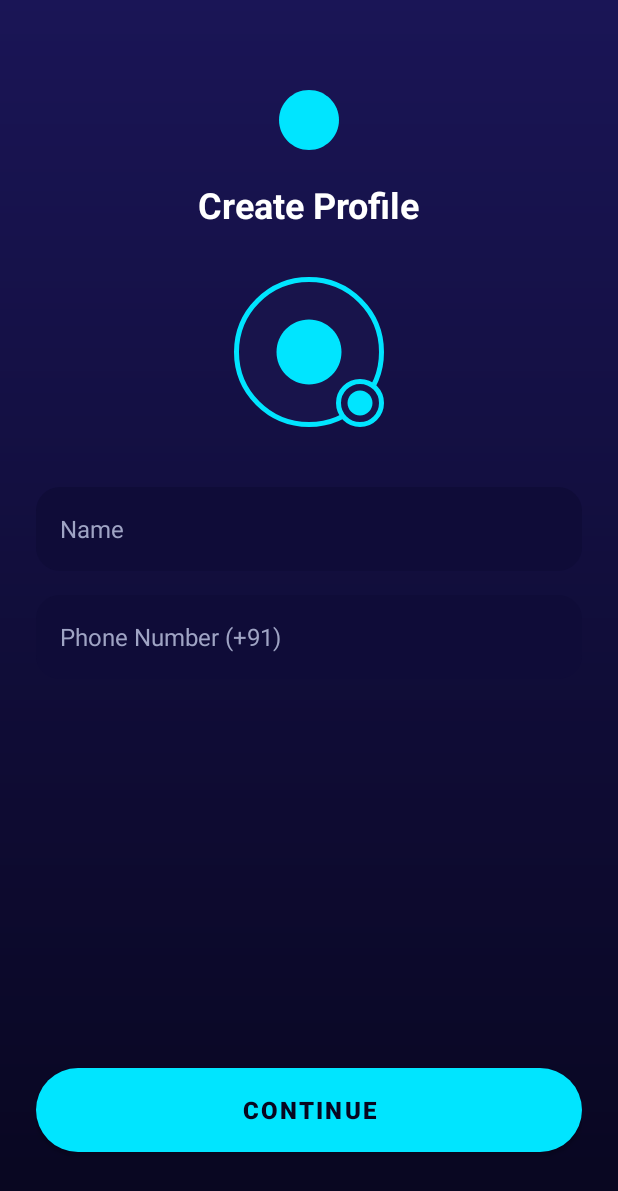
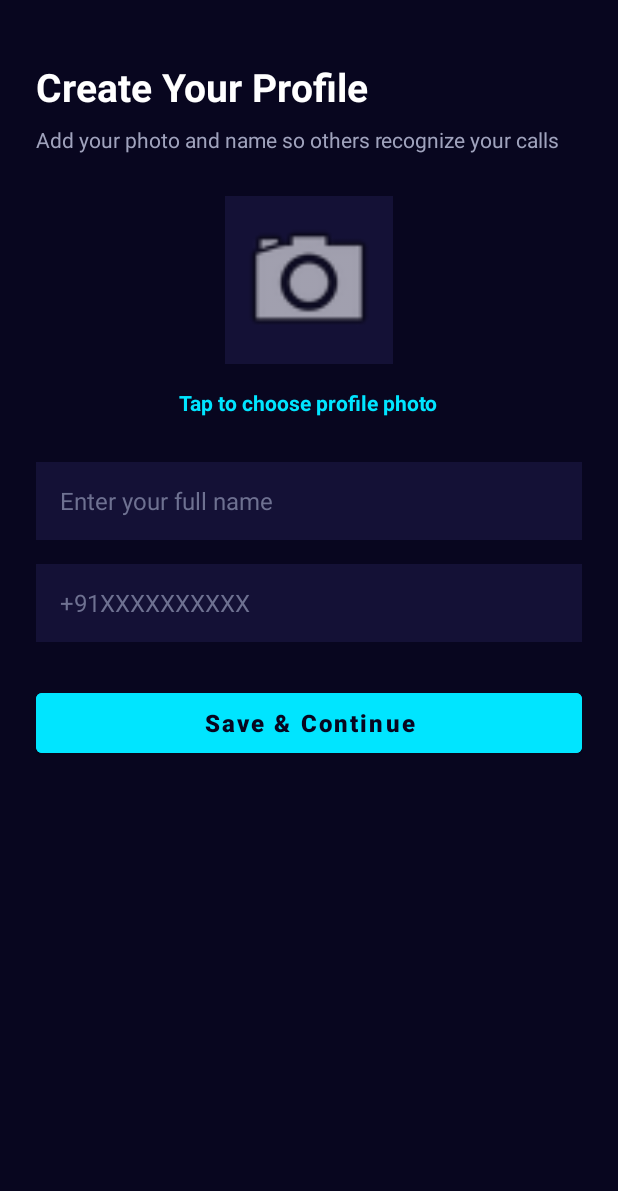
Before and after one commit to movieplayonion-byte/Calling, an Android app: the CreateProfileActivity screen opened directly, with no data from a screen before it, on a phone screen of 412 x 824 dp. Shown: the top 1191 px of the screen. Run offline under Robolectric (Android 15) with nearby library versions, the phone set to English and light mode, and no system bars.

Commit message:
Update layout for create profile screen
Refactor layout for create profile screen with new design elements and structure.

```diff
--- a/app/src/main/res/layout/activity_create_profile.xml
+++ b/app/src/main/res/layout/activity_create_profile.xml
@@ -1,125 +1,98 @@
 <?xml version="1.0" encoding="utf-8"?>
-<androidx.constraintlayout.widget.ConstraintLayout xmlns:android="http://schemas.android.com/apk/res/android"
-    xmlns:app="http://schemas.android.com/apk/res-auto"
+<ScrollView xmlns:android="http://schemas.android.com/apk/res/android"
     android:layout_width="match_parent"
     android:layout_height="match_parent"
-    android:background="@drawable/bg_dark_gradient"
-    android:padding="24dp">
+    android:background="#08061F"
+    android:fillViewport="true"
+    android:fitsSystemWindows="true">
 
-    <ImageView
-        android:id="@+id/ivLogoProfile"
-        android:layout_width="48dp"
-        android:layout_height="48dp"
-        android:layout_marginTop="32dp"
-        android:src="@drawable/ic_wprd_logo"
-        app:layout_constraintEnd_toEndOf="parent"
-        app:layout_constraintStart_toStartOf="parent"
-        app:layout_constraintTop_toTopOf="parent" />
+    <LinearLayout
+        android:layout_width="match_parent"
+        android:layout_height="wrap_content"
+        android:orientation="vertical"
+        android:padding="24dp"
+        android:gravity="center_horizontal">
 
-    <TextView
-        android:id="@+id/tvProfileTitle"
-        android:layout_width="wrap_content"
-        android:layout_height="wrap_content"
-        android:layout_marginTop="16dp"
-        android:text="Create Profile"
-        android:textColor="@color/text_white"
-        android:textSize="24sp"
-        android:textStyle="bold"
-        app:layout_constraintEnd_toEndOf="parent"
-        app:layout_constraintStart_toStartOf="parent"
-        app:layout_constraintTop_toBottomOf="@+id/ivLogoProfile" />
+        <TextView
+            android:id="@+id/tvCreateProfileTitle"
+            android:layout_width="match_parent"
+            android:layout_height="wrap_content"
+            android:text="Create Your Profile"
+            android:textColor="#FFFFFF"
+            android:textSize="26sp"
+            android:textStyle="bold"
+            android:layout_marginTop="16dp"
+            android:layout_marginBottom="8dp" />
 
-    <!-- Circular Profile Photo Picker -->
-    <FrameLayout
-        android:id="@+id/layoutAvatar"
-        android:layout_width="100dp"
-        android:layout_height="100dp"
-        android:layout_marginTop="32dp"
-        app:layout_constraintEnd_toEndOf="parent"
-        app:layout_constraintStart_toStartOf="parent"
-        app:layout_constraintTop_toBottomOf="@+id/tvProfileTitle">
+        <TextView
+            android:id="@+id/tvCreateProfileSubtitle"
+            android:layout_width="match_parent"
+            android:layout_height="wrap_content"
+            android:text="Add your photo and name so others recognize your calls"
+            android:textColor="#A0A3BD"
+            android:textSize="14sp"
+            android:layout_marginBottom="28dp" />
 
         <ImageView
-            android:id="@+id/ivAvatar"
-            android:layout_width="match_parent"
-            android:layout_height="match_parent"
-            android:background="@drawable/bg_circle_cyan_glow"
-            android:padding="24dp"
-            android:src="@drawable/ic_call" />
+            android:id="@+id/ivProfilePhoto"
+            android:layout_width="112dp"
+            android:layout_height="112dp"
+            android:background="#141136"
+            android:clickable="true"
+            android:focusable="true"
+            android:padding="6dp"
+            android:scaleType="centerCrop"
+            android:src="@android:drawable/ic_menu_camera"
+            android:contentDescription="Profile Photo"
+            android:layout_marginBottom="10dp" />
 
-        <ImageView
-            android:layout_width="32dp"
-            android:layout_height="32dp"
-            android:layout_gravity="bottom|end"
-            android:background="@drawable/bg_circle_cyan_glow"
+        <TextView
+            android:id="@+id/tvSelectPhoto"
+            android:layout_width="wrap_content"
+            android:layout_height="wrap_content"
             android:padding="6dp"
-            android:src="@drawable/ic_video" />
-    </FrameLayout>
-
-    <!-- Name Input -->
-    <LinearLayout
-        android:id="@+id/layoutNameInput"
-        android:layout_width="0dp"
-        android:layout_height="56dp"
-        android:layout_marginTop="40dp"
-        android:background="@drawable/bg_input_field"
-        android:gravity="center_vertical"
-        android:orientation="horizontal"
-        android:paddingHorizontal="16dp"
-        app:layout_constraintEnd_toEndOf="parent"
-        app:layout_constraintStart_toStartOf="parent"
-        app:layout_constraintTop_toBottomOf="@+id/layoutAvatar">
+            android:text="Tap to choose profile photo"
+            android:textColor="#00E5FF"
+            android:textSize="14sp"
+            android:textStyle="bold"
+            android:layout_marginBottom="24dp" />
 
         <EditText
             android:id="@+id/etProfileName"
             android:layout_width="match_parent"
-            android:layout_height="match_parent"
-            android:background="@null"
-            android:hint="Name"
-            android:inputType="textPersonName"
-            android:textColor="@color/text_white"
-            android:textColorHint="@color/text_secondary"
-            android:textSize="16sp" />
-    </LinearLayout>
-
-    <!-- Phone Number Input -->
-    <LinearLayout
-        android:id="@+id/layoutPhoneProfile"
-        android:layout_width="0dp"
-        android:layout_height="56dp"
-        android:layout_marginTop="16dp"
-        android:background="@drawable/bg_input_field"
-        android:gravity="center_vertical"
-        android:orientation="horizontal"
-        android:paddingHorizontal="16dp"
-        app:layout_constraintEnd_toEndOf="parent"
-        app:layout_constraintStart_toStartOf="parent"
-        app:layout_constraintTop_toBottomOf="@+id/layoutNameInput">
+            android:layout_height="52dp"
+            android:background="#141136"
+            android:hint="Enter your full name"
+            android:inputType="textPersonName|textCapWords"
+            android:paddingHorizontal="16dp"
+            android:textColor="#FFFFFF"
+            android:textColorHint="#6E7191"
+            android:textSize="16sp"
+            android:layout_marginBottom="16dp" />
 
         <EditText
             android:id="@+id/etProfilePhone"
             android:layout_width="match_parent"
-            android:layout_height="match_parent"
-            android:background="@null"
-            android:hint="Phone Number (+91)"
+            android:layout_height="52dp"
+            android:background="#141136"
+            android:hint="+91XXXXXXXXXX"
             android:inputType="phone"
-            android:textColor="@color/text_white"
-            android:textColorHint="@color/text_secondary"
-            android:textSize="16sp" />
+            android:paddingHorizontal="16dp"
+            android:textColor="#D6D8E7"
+            android:textColorHint="#6E7191"
+            android:textSize="16sp"
+            android:layout_marginBottom="28dp" />
+
+        <Button
+            android:id="@+id/btnContinue"
+            android:layout_width="match_parent"
+            android:layout_height="52dp"
+            android:backgroundTint="#00E5FF"
+            android:text="Save &amp; Continue"
+            android:textAllCaps="false"
+            android:textColor="#08061F"
+            android:textSize="16sp"
+            android:textStyle="bold" />
+
     </LinearLayout>
-
-    <Button
-        android:id="@+id/btnContinue"
-        android:layout_width="0dp"
-        android:layout_height="56dp"
-        android:layout_marginBottom="32dp"
-        android:background="@drawable/bg_cyan_button"
-        android:text="Continue"
-        android:textColor="@color/navy_dark"
-        android:textSize="16sp"
-        android:textStyle="bold"
-        app:layout_constraintBottom_toBottomOf="parent"
-        app:layout_constraintEnd_toEndOf="parent"
-        app:layout_constraintStart_toStartOf="parent" />
-
-</androidx.constraintlayout.widget.ConstraintLayout>
+</ScrollView>
```
